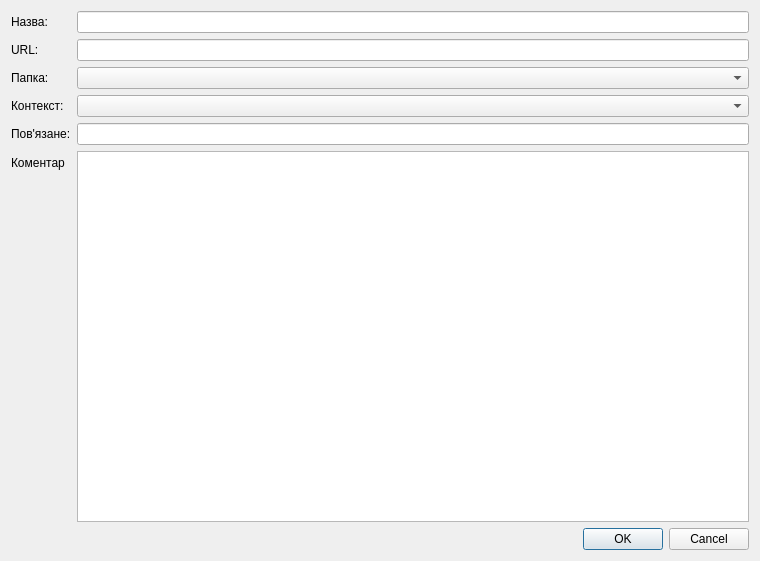
Before: the Qt Designer form OOP2Lab/addlinkdialog.ui in IvanAntonchuk/Lab.OOP2, drawn with Qt 5.
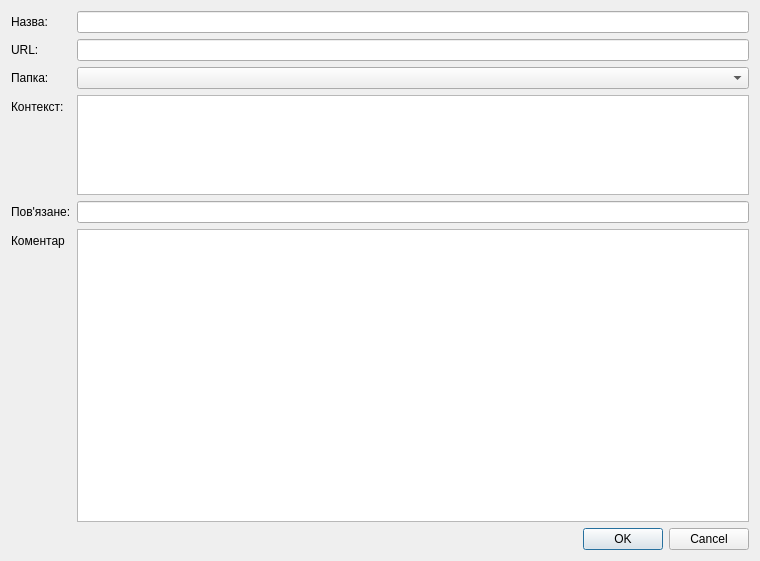
After: the same form once the commit is applied.

Commit message: Implement multi-context architecture

```diff
--- a/OOP2Lab/addlinkdialog.ui
+++ b/OOP2Lab/addlinkdialog.ui
@@ -50,16 +50,6 @@
        </property>
       </widget>
      </item>
-     <item row="5" column="0">
-      <widget class="QLabel" name="commentLabel">
-       <property name="text">
-        <string>Коментар</string>
-       </property>
-      </widget>
-     </item>
-     <item row="5" column="1">
-      <widget class="QTextEdit" name="commentTextEdit"/>
-     </item>
      <item row="3" column="0">
       <widget class="QLabel" name="label">
        <property name="text">
@@ -67,9 +57,6 @@
        </property>
       </widget>
      </item>
-     <item row="3" column="1">
-      <widget class="QComboBox" name="contextComboBox"/>
-     </item>
      <item row="4" column="0">
       <widget class="QLabel" name="label_2">
        <property name="text">
@@ -80,6 +67,38 @@
      <item row="4" column="1">
       <widget class="QLineEdit" name="relatedUrlLineEdit"/>
      </item>
+     <item row="5" column="0">
+      <widget class="QLabel" name="commentLabel">
+       <property name="text">
+        <string>Коментар</string>
+       </property>
+      </widget>
+     </item>
+     <item row="5" column="1">
+      <widget class="QTextEdit" name="commentTextEdit"/>
+     </item>
+     <item row="3" column="1">
+      <widget class="QListWidget" name="contextListWidget">
+       <property name="sizePolicy">
+        <sizepolicy hsizetype="Expanding" vsizetype="Minimum">
+         <horstretch>0</horstretch>
+         <verstretch>20</verstretch>
+        </sizepolicy>
+       </property>
+       <property name="minimumSize">
+        <size>
+         <width>0</width>
+         <height>0</height>
+        </size>
+       </property>
+       <property name="maximumSize">
+        <size>
+         <width>16777215</width>
+         <height>100</height>
+        </size>
+       </property>
+      </widget>
+     </item>
     </layout>
    </item>
    <item>
```
The commit also changes 4 other files.
